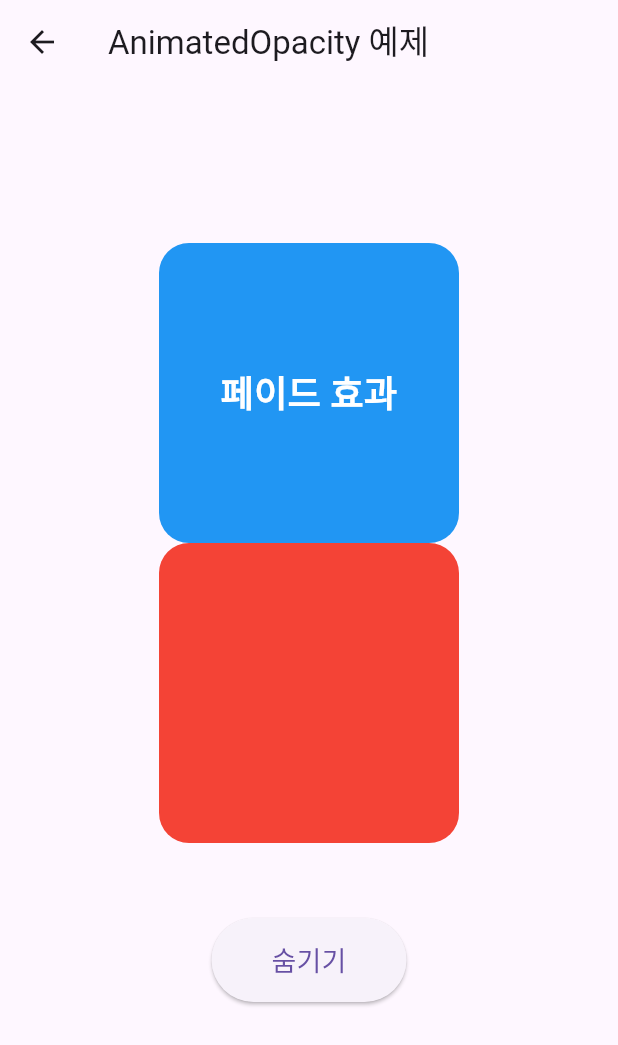
After one commit to Dansot4891/flutter_animations, a Flutter app: the screen it shows after launch, after a tap on "AnimatedOpacityEx", on a phone screen of 412 x 824 dp. The commit adds this screen. Shown: the top 1045 px of the screen. Run offline on Flutter 3.47's test engine with Material 3 defaults, Android fonts, the phone set to English and light mode, and no system bars.

Commit message:
animated opacity & positioned ex

```diff
--- a/lib/animation_page.dart
+++ b/lib/animation_page.dart
@@ -1,6 +1,8 @@
 import 'package:flutter/material.dart';
 import 'package:flutter_animations/animations/expilcit/animated_container/animated_container_ex.dart';
 import 'package:flutter_animations/animations/expilcit/animated_default_text_style/animated_default_text_style_ex.dart';
+import 'package:flutter_animations/animations/expilcit/animated_opacity/animated_opacity_ex.dart';
+import 'package:flutter_animations/animations/expilcit/animated_positioned/animated_positioned_ex.dart';
 
 class AnimationPage extends StatelessWidget {
   const AnimationPage({super.key});
@@ -36,6 +38,26 @@ class AnimationPage extends StatelessWidget {
               },
               child: Text('AnimatedDefaultTextStyleEx'),
             ),
+            TextButton(
+              onPressed: () {
+                Navigator.push(
+                  context,
+                  MaterialPageRoute(builder: (context) => AnimatedOpacityEx()),
+                );
+              },
+              child: Text('AnimatedOpacityEx'),
+            ),
+            TextButton(
+              onPressed: () {
+                Navigator.push(
+                  context,
+                  MaterialPageRoute(
+                    builder: (context) => AnimatedPositionedEx(),
+                  ),
+                );
+              },
+              child: Text('AnimatedPositionedEx'),
+            ),
           ],
         ),
       ),
--- /dev/null
+++ b/lib/animations/expilcit/animated_opacity/animated_opacity_ex.dart
@@ -0,0 +1,80 @@
+import 'package:flutter/material.dart';
+
+/// AnimatedOpacity 사용 예제
+/// 투명도가 변경되면 애니메이션 효과를 줄 수 있는 위젯
+/// 투명도만 변경되기 때문에 위젯이 없어지는 것이 아니라 위치는 변경되지 않는다.
+class AnimatedOpacityEx extends StatefulWidget {
+  const AnimatedOpacityEx({super.key});
+  @override
+  State<AnimatedOpacityEx> createState() => _AnimatedOpacityExState();
+}
+
+class _AnimatedOpacityExState extends State<AnimatedOpacityEx> {
+  bool isVisible = true;
+
+  @override
+  Widget build(BuildContext context) {
+    return Scaffold(
+      appBar: AppBar(title: Text('AnimatedOpacity 예제')),
+      body: Center(
+        child: Column(
+          mainAxisAlignment: MainAxisAlignment.center,
+          children: [
+            // 기본 예제 - 페이드 인/아웃
+            AnimatedOpacity(
+              opacity: isVisible ? 1.0 : 0.0,
+              duration: Duration(milliseconds: 500),
+              curve: Curves.easeInOut,
+              child: Container(
+                width: 200,
+                height: 200,
+                decoration: BoxDecoration(
+                  color: Colors.blue,
+                  borderRadius: BorderRadius.circular(20),
+                ),
+                child: Center(
+                  child: Text(
+                    '페이드 효과',
+                    style: TextStyle(
+                      color: Colors.white,
+                      fontSize: 24,
+                      fontWeight: FontWeight.bold,
+                    ),
+                  ),
+                ),
+              ),
+            ),
+            Container(
+              width: 200,
+              height: 200,
+              decoration: BoxDecoration(
+                color: Colors.red,
+                borderRadius: BorderRadius.circular(20),
+              ),
+            ),
+
+            SizedBox(height: 50),
+
+            // 버튼
+            ElevatedButton(
+              onPressed: () {
+                setState(() {
+                  isVisible = !isVisible;
+                });
+              },
+              style: ElevatedButton.styleFrom(
+                padding: EdgeInsets.symmetric(horizontal: 40, vertical: 15),
+              ),
+              child: Text(
+                isVisible ? '숨기기' : '보이기',
+                style: TextStyle(fontSize: 18),
+              ),
+            ),
+
+            SizedBox(height: 50),
+          ],
+        ),
+      ),
+    );
+  }
+}
```
Also changed, not shown: lib/animations/expilcit/animated_positioned/animated_positioned_ex.dart (added, +82 -0 lines).
